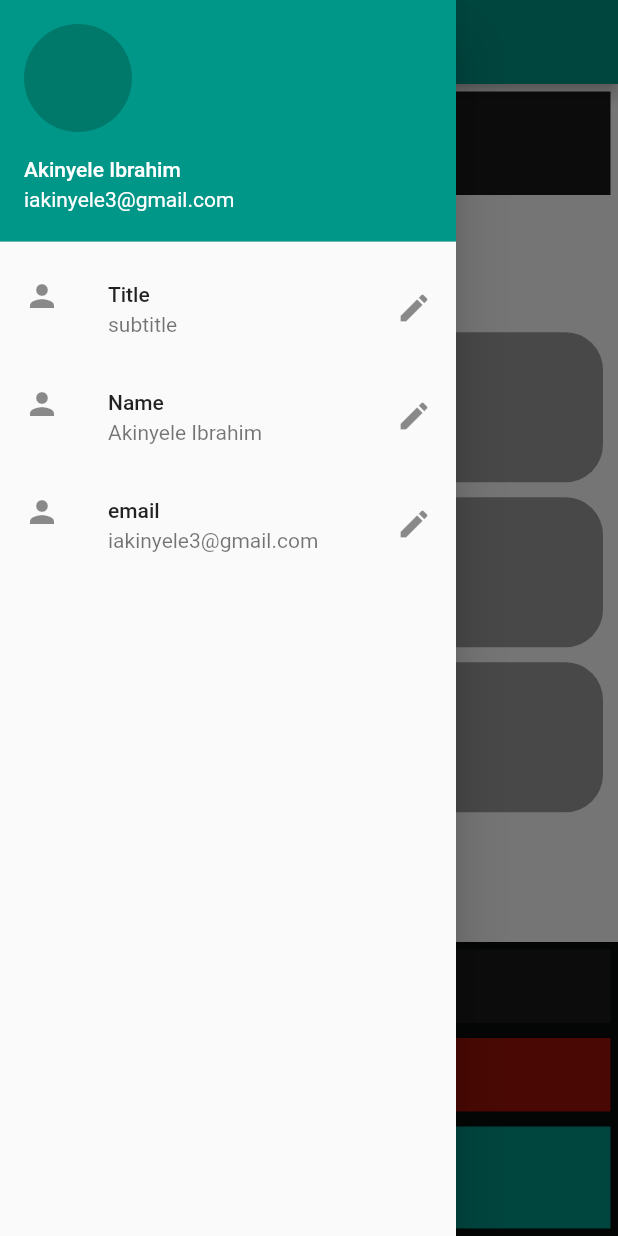
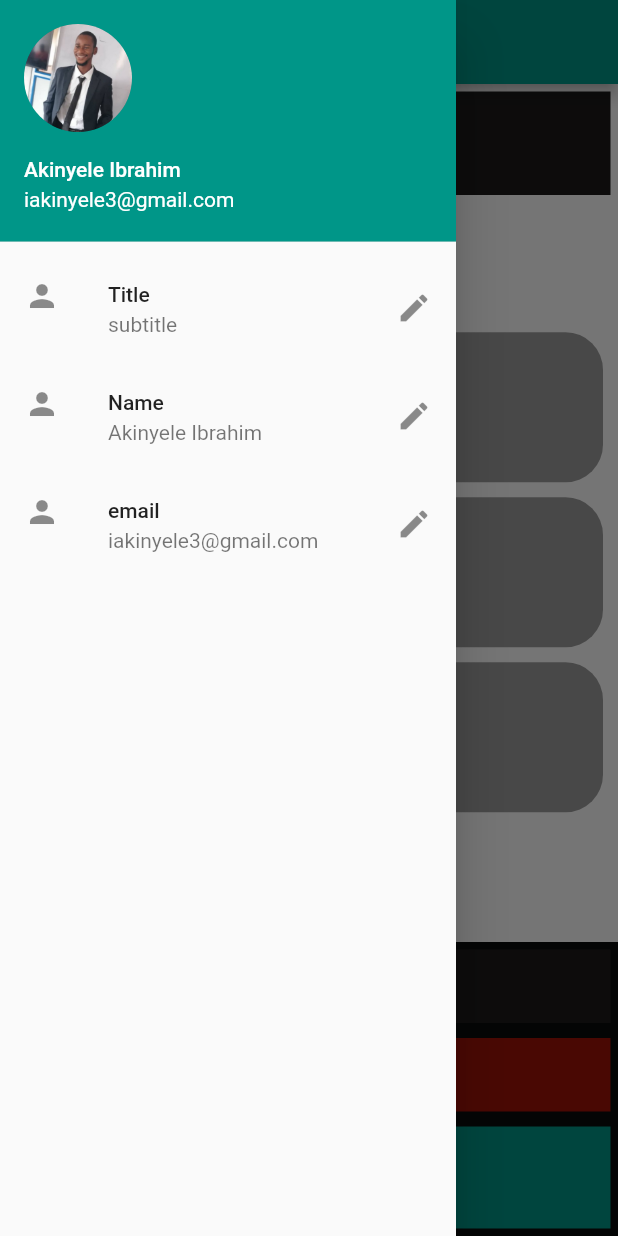
Before and after one commit to Akinyeleib/tictactoe, a Flutter app: the screen it shows after launch, with the side drawer open, on a phone screen of 412 x 824 dp. Run offline on Flutter 3.47's test engine with Material 2 defaults, Android fonts, the phone set to English and light mode, and no system bars.

```diff
--- a/lib/main.dart
+++ b/lib/main.dart
@@ -51,7 +51,7 @@ class _GameActivityState extends State<GameActivity> {
                 accountName: username,
                 accountEmail: email,
                 currentAccountPicture: CircleAvatar(
-                    // backgroundImage: AssetImage("assets/Akinyeleib"),
+                    backgroundImage: AssetImage("assets/Akinyeleib.jpg"),
                     ),
               ),
               const ListTile(
```
